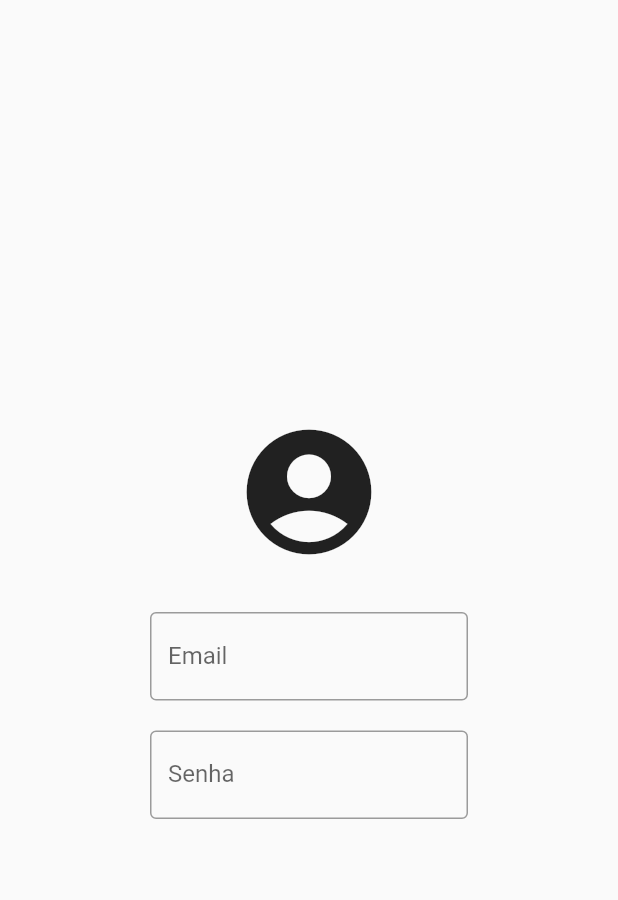
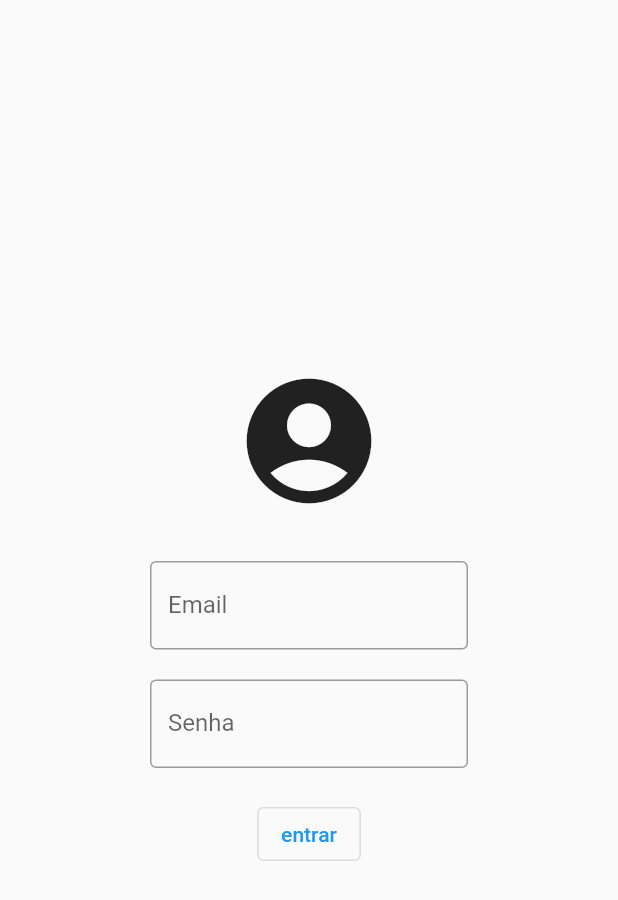
Before and after one commit to TheYanVictor/TheMulaProject.dart, a Flutter app: the screen it shows after launch, on a phone screen of 412 x 824 dp. Shown: the top 900 px of the screen. Run offline on Flutter 3.47's test engine with Material 2 defaults, Android fonts, the phone set to English and light mode, and no system bars; our stand-ins replace device_preview.

Commit message:
botçao :D

```diff
--- a/mulaProject/lib/view/login_view.dart
+++ b/mulaProject/lib/view/login_view.dart
@@ -1,3 +1,5 @@
+// ignore_for_file: prefer_const_constructors
+
 import 'package:flutter/material.dart';
 
 class login_view extends StatefulWidget {
@@ -10,48 +12,45 @@ class login_view extends StatefulWidget {
 class _login_viewState extends State<login_view> {
   @override
   Widget build(BuildContext context) {
-    return const Scaffold(
+    return Scaffold(
         body: Padding(
       padding: EdgeInsets.all(100),
       child: Column(
         crossAxisAlignment: CrossAxisAlignment.center,
         mainAxisAlignment: MainAxisAlignment.center,
         children: [
-            SizedBox(
-              width: double.infinity
-            ),
+          SizedBox(width: double.infinity),
           Icon(
             Icons.account_circle,
             size: 100,
           ),
-
           SizedBox(
             height: 30,
           ),
-
           TextField(
             decoration: InputDecoration(
-                border: OutlineInputBorder(),
-                labelText: 'Email'
+                border: OutlineInputBorder(), labelText: 'Email'),
           ),
-            ),
-
           SizedBox(
             height: 20,
           ),
-
           TextField(
             decoration: InputDecoration(
-                border: OutlineInputBorder(),
-                labelText: 'Senha'
+                border: OutlineInputBorder(), labelText: 'Senha'),
           ),
+          SizedBox(
+            height: 20,
           ),
+          OutlinedButton(
+            onPressed: () {},
+            child: Text('entrar'),
+            style: OutlinedButton.styleFrom(
 
+            )
+          ),
         ],
       ),
-      )
-
-    );
+    ));
   }
 }
 
```
Lines whose indentation alone changed are shown as unchanged.
